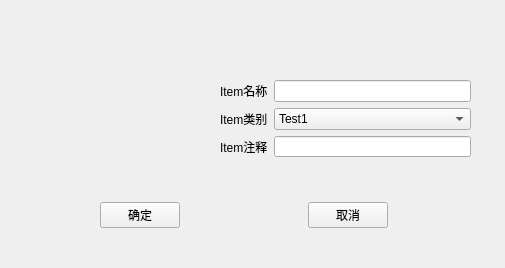
Above: myitemidget.ui from bluelight3/TestMainWindow before the change. Below: the same form after it.
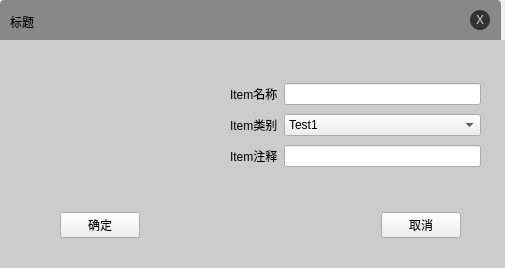
That is the form after the change.

What changed in the file:
```diff
--- a/myitemidget.ui
+++ b/myitemidget.ui
@@ -13,64 +13,88 @@
   <property name="windowTitle">
    <string>Form</string>
   </property>
-  <widget class="QWidget" name="layoutWidget">
+  <property name="styleSheet">
+   <string notr="true">#centralWidget {
+    background: #CCC;
+}
+
+#titleBarWidget {
+    background: #888;
+    min-height: 40px;
+    max-height: 40px;
+    border-top-left-radius: 4px;
+    border-top-right-radius: 4px;
+}
+
+#titleBarWidget QPushButton {
+    min-width: 20px;
+    max-width: 20px;
+    min-height: 20px;
+    max-height: 20px;
+    padding: 0;
+    color: #CCC;
+    background: #333;
+    border: none;
+    border-radius: 10px;
+}
+
+#titleLabel {
+    font-size: 14px;
+}</string>
+  </property>
+  <widget class="QWidget" name="titleBarWidget" native="true">
    <property name="geometry">
     <rect>
-     <x>220</x>
-     <y>80</y>
-     <width>251</width>
-     <height>77</height>
+     <x>0</x>
+     <y>0</y>
+     <width>501</width>
+     <height>40</height>
     </rect>
    </property>
-   <layout class="QGridLayout" name="gridLayout">
-    <item row="0" column="0">
-     <widget class="QLabel" name="lbl_itemName">
-      <property name="text">
-       <string>Item名称</string>
-      </property>
-     </widget>
-    </item>
-    <item row="0" column="1">
-     <widget class="QLineEdit" name="txt_itemName"/>
-    </item>
-    <item row="1" column="0">
-     <widget class="QLabel" name="lbl_itemMyType">
+   <widget class="QPushButton" name="btn_close">
+    <property name="geometry">
+     <rect>
+      <x>470</x>
+      <y>10</y>
+      <width>20</width>
+      <height>20</height>
+     </rect>
+    </property>
       <property name="text">
-       <string>Item类别</string>
-      </property>
-     </widget>
-    </item>
-    <item row="1" column="1">
-     <widget class="QComboBox" name="comboBox_itemMyType">
-      <item>
-       <property name="text">
-        <string>Test1</string>
-       </property>
-      </item>
-      <item>
+     <string>X</string>
+    </property>
+   </widget>
+   <widget class="QLabel" name="lbl_title">
+    <property name="geometry">
+     <rect>
+      <x>10</x>
+      <y>11</y>
+      <width>221</width>
+      <height>21</height>
+     </rect>
+    </property>
        <property name="text">
-        <string>Test2</string>
-       </property>
-      </item>
-     </widget>
-    </item>
-    <item row="2" column="0">
-     <widget class="QLabel" name="lbl_itemToggle">
-      <property name="text">
-       <string>Item注释</string>
-      </property>
-     </widget>
-    </item>
-    <item row="2" column="1">
-     <widget class="QLineEdit" name="txt_itemToggle"/>
-    </item>
-   </layout>
-  </widget>
+     <string>标题</string>
+    </property>
+   </widget>
+  </widget>
+  <widget class="QWidget" name="centralWidget" native="true">
+   <property name="geometry">
+    <rect>
+     <x>0</x>
+     <y>40</y>
+     <width>531</width>
+     <height>231</height>
+    </rect>
+   </property>
+   <property name="styleSheet">
+    <string notr="true"/>
+   </property>
   <widget class="QLabel" name="lbl_itemPicture">
    <property name="geometry">
     <rect>
-     <x>60</x>
-     <y>60</y>
+      <x>50</x>
+      <y>30</y>
      <width>131</width>
      <height>121</height>
     </rect>
@@ -82,9 +106,9 @@
   <widget class="QWidget" name="layoutWidget_2">
    <property name="geometry">
     <rect>
-     <x>100</x>
-     <y>200</y>
-     <width>288</width>
+      <x>60</x>
+      <y>170</y>
+      <width>401</width>
      <height>30</height>
     </rect>
    </property>
@@ -117,6 +141,60 @@
      </widget>
     </item>
    </layout>
+   </widget>
+   <widget class="QWidget" name="layoutWidget">
+    <property name="geometry">
+     <rect>
+      <x>230</x>
+      <y>40</y>
+      <width>251</width>
+      <height>93</height>
+     </rect>
+    </property>
+    <layout class="QGridLayout" name="gridLayout">
+     <item row="0" column="0">
+      <widget class="QLabel" name="lbl_itemName">
+       <property name="text">
+        <string>Item名称</string>
+       </property>
+      </widget>
+     </item>
+     <item row="1" column="1">
+      <widget class="QComboBox" name="comboBox_itemMyType">
+       <item>
+        <property name="text">
+         <string>Test1</string>
+        </property>
+       </item>
+       <item>
+        <property name="text">
+         <string>Test2</string>
+        </property>
+       </item>
+      </widget>
+     </item>
+     <item row="1" column="0">
+      <widget class="QLabel" name="lbl_itemMyType">
+       <property name="text">
+        <string>Item类别</string>
+       </property>
+      </widget>
+     </item>
+     <item row="0" column="1">
+      <widget class="QLineEdit" name="txt_itemName"/>
+     </item>
+     <item row="2" column="0">
+      <widget class="QLabel" name="lbl_itemToggle">
+       <property name="text">
+        <string>Item注释</string>
+       </property>
+      </widget>
+     </item>
+     <item row="2" column="1">
+      <widget class="QLineEdit" name="txt_itemToggle"/>
+     </item>
+    </layout>
+   </widget>
   </widget>
  </widget>
  <resources/>
```
Lines whose indentation alone changed are shown as unchanged.
